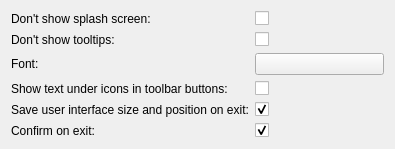
Old version of the form Base/QTGUI/Resources/UI/qSlicerSettingsGeneralPanel.ui in the repository gezidan/Slicer.
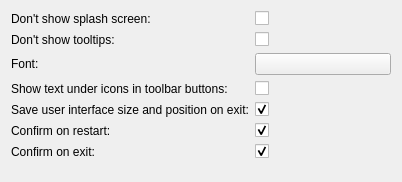
New version of the form. Custom widgets are drawn as their Qt base class.

Commit message: ENH: Add confirmRestart() function and associated option in general settings panel

What changed in the file:
```diff
--- a/Base/QTGUI/Resources/UI/qSlicerSettingsGeneralPanel.ui
+++ b/Base/QTGUI/Resources/UI/qSlicerSettingsGeneralPanel.ui
@@ -6,8 +6,8 @@
    <rect>
     <x>0</x>
     <y>0</y>
-    <width>395</width>
-    <height>148</height>
+    <width>402</width>
+    <height>182</height>
    </rect>
   </property>
   <property name="windowTitle">
@@ -69,14 +69,14 @@
      </property>
     </widget>
    </item>
-   <item row="7" column="0">
+   <item row="8" column="0">
     <widget class="QLabel" name="ConfirmExitLabel">
      <property name="text">
       <string>Confirm on exit:</string>
      </property>
     </widget>
    </item>
-   <item row="7" column="1">
+   <item row="8" column="1">
     <widget class="QCheckBox" name="ConfirmExitCheckBox">
      <property name="text">
       <string/>
@@ -100,6 +100,23 @@
      </property>
     </widget>
    </item>
+   <item row="7" column="0">
+    <widget class="QLabel" name="ConfirmRestartLabel">
+     <property name="text">
+      <string>Confirm on restart:</string>
+     </property>
+    </widget>
+   </item>
+   <item row="7" column="1">
+    <widget class="QCheckBox" name="ConfirmRestartCheckBox">
+     <property name="text">
+      <string/>
+     </property>
+     <property name="checked">
+      <bool>true</bool>
+     </property>
+    </widget>
+   </item>
   </layout>
  </widget>
  <customwidgets>
```
The commit also changes 3 other files.
